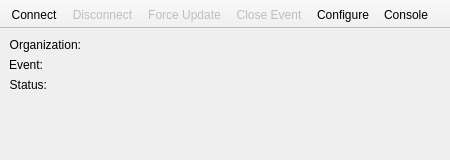
Old version of the form src/race_results/ui/main_window.ui in the repository Shamtam/race-results-client.
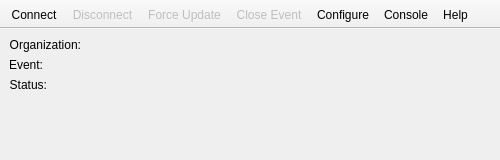
New version of the form. Icons and pictures are not drawn.

Commit message: Add help button to launch default browser to event setup documentation

```diff
--- a/src/race_results/ui/main_window.ui
+++ b/src/race_results/ui/main_window.ui
@@ -6,7 +6,7 @@
    <rect>
     <x>0</x>
     <y>0</y>
-    <width>450</width>
+    <width>500</width>
     <height>160</height>
    </rect>
   </property>
@@ -120,6 +120,15 @@
    <property name="movable">
     <bool>false</bool>
    </property>
+   <property name="allowedAreas">
+    <set>Qt::ToolBarArea::AllToolBarAreas</set>
+   </property>
+   <property name="orientation">
+    <enum>Qt::Orientation::Horizontal</enum>
+   </property>
+   <property name="toolButtonStyle">
+    <enum>Qt::ToolButtonStyle::ToolButtonTextUnderIcon</enum>
+   </property>
    <property name="floatable">
     <bool>false</bool>
    </property>
@@ -135,6 +144,7 @@
    <addaction name="actionCloseEvent"/>
    <addaction name="actionConfigure"/>
    <addaction name="actionConsole"/>
+   <addaction name="actionHelp"/>
   </widget>
   <action name="actionForceUpdate">
    <property name="enabled">
@@ -231,6 +241,17 @@
     <enum>QAction::MenuRole::QuitRole</enum>
    </property>
   </action>
+  <action name="actionHelp">
+   <property name="icon">
+    <iconset theme="QIcon::ThemeIcon::HelpFaq"/>
+   </property>
+   <property name="text">
+    <string>Help</string>
+   </property>
+   <property name="menuRole">
+    <enum>QAction::MenuRole::NoRole</enum>
+   </property>
+  </action>
  </widget>
  <resources>
   <include location="resource.qrc"/>
```
Left out of the diff: 17 changed lines with no effect on the pictures. The commit also changes 3 other files.
